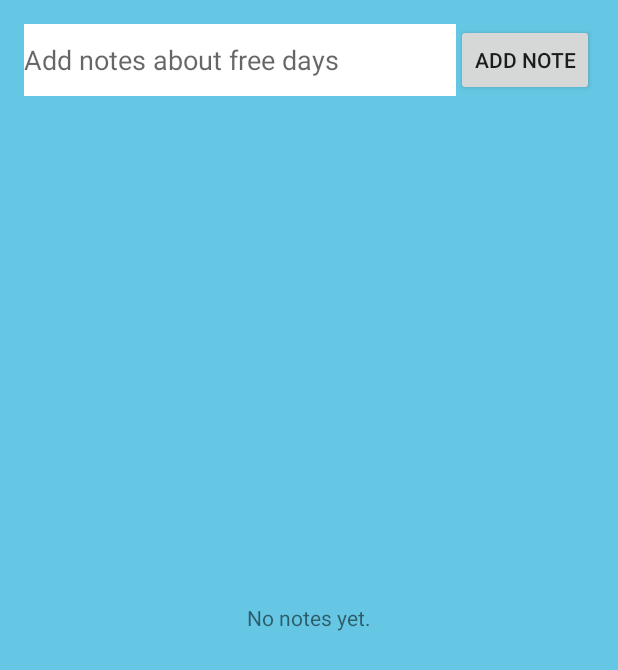
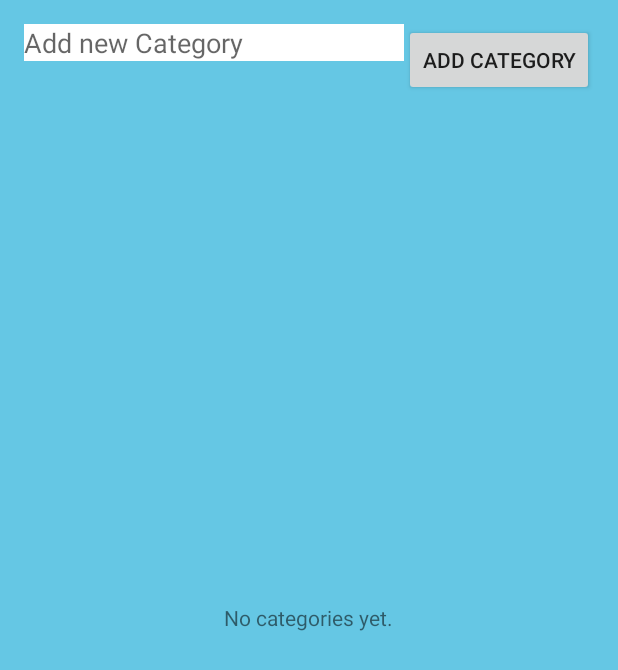
Before and after one commit to nifferdil/Free-Days, an Android app: the NoteActivity screen opened directly, with no data from a screen before it, on a phone screen of 412 x 824 dp. Shown: the top 670 px of the screen. Run offline under Robolectric (Android 15) with nearby library versions, the phone set to English and light mode, and no system bars; libraries missing offline, so code that uses them is left out: com.activeandroid, com.activeandroid.annotation, com.activeandroid.query; 3 statements that could not run were skipped.

Commit message:
Add categories and notes

```diff
--- a/app/src/main/java/UI/CategoryActivity.java
+++ b/app/src/main/java/UI/CategoryActivity.java
@@ -18,10 +18,10 @@ import models.User;
 public class CategoryActivity extends ListActivity {
 
     private Category mCategory;
+    private ArrayList<Note> mNotes;
     private Button mNewNoteButton;
+    private EditText mNewNoteText;
     private User mUser;
-    private EditText mNewNoteText;
-    private ArrayList<Note> mNotes;
 //    private ArrayAdapter<String> mAdapter;
     private NoteAdapter mAdapter;
 
@@ -59,6 +59,7 @@ public class CategoryActivity extends ListActivity {
         String content =  mNewNoteText.getText().toString();
         Note newNote = new Note(content, mCategory);
         newNote.save();
+        mNotes.add(newNote);
         mAdapter.notifyDataSetChanged();
     }
 }
--- a/app/src/main/java/UI/NoteActivity.java
+++ b/app/src/main/java/UI/NoteActivity.java
@@ -6,6 +6,7 @@ import android.content.Intent;
 import android.content.SharedPreferences;
 import android.os.Bundle;
 import android.view.View;
+import android.widget.ArrayAdapter;
 import android.widget.Button;
 import android.widget.EditText;
 import android.widget.ListView;
@@ -23,10 +24,11 @@ public class NoteActivity extends ListActivity {
     public static String TAG = MainActivity.class.getSimpleName();
 
     private SharedPreferences mPreferences;
+    private ArrayList<String> mCategories;
     private Button mNewCategoryButton;
+    private EditText mNewCategoryText;
+    private ArrayAdapter<String> mAdapter;
     private User mUser;
-    private EditText mNewCategoryText;
-    private ArrayList<String> mCategories;
     private ArrayList<Note> mNotes;
 
 
@@ -35,15 +37,21 @@ public class NoteActivity extends ListActivity {
         super.onCreate(savedInstanceState);
         setContentView(R.layout.activity_note);
 
+        Note newNote = new Note();
+        newNote.save();
+
         mPreferences = getApplicationContext().getSharedPreferences("freedays", Context.MODE_PRIVATE);
 
         mNewCategoryButton = (Button) findViewById(R.id.newCategoryButton);
-        mNewCategoryText = (EditText) findViewById(R.id.newCategoryText);
+        mNewCategoryText = (EditText) findViewById(R.id.newNoteText);
 
         mCategories = new ArrayList<String>();
         for ( Category category : Category.all() ) {
             mCategories.add(category.getName());
         }
+
+        mAdapter = new ArrayAdapter<String>(this, android.R.layout.simple_list_item_1, mCategories);
+        setListAdapter(mAdapter);
 
         mNewCategoryButton.setOnClickListener(new View.OnClickListener() {
             @Override
@@ -67,6 +75,7 @@ public class NoteActivity extends ListActivity {
         Category newCategory = new Category(name);
         newCategory.save();
         mCategories.add(name);
+        mAdapter.notifyDataSetChanged();
         mNewCategoryText.setText("");
     }
 }
--- a/app/src/main/res/layout/activity_note.xml
+++ b/app/src/main/res/layout/activity_note.xml
@@ -14,19 +14,18 @@
         android:layout_height="wrap_content"
         android:id="@+id/newNoteText"
         android:layout_alignParentTop="true"
-        android:hint="Add notes about free days"
-        android:layout_toLeftOf="@+id/newNoteButton"
+        android:hint="Add new Category"
+        android:layout_toLeftOf="@+id/newCategoryButton"
         android:layout_alignParentLeft="true"
         android:layout_alignParentStart="true"
-        android:background="@android:color/white"
-        android:layout_alignBottom="@+id/newNoteButton" />
+        android:background="@android:color/white" />
 
     <Button
         style="?android:attr/buttonStyleSmall"
         android:layout_width="wrap_content"
         android:layout_height="wrap_content"
-        android:text="Add Note"
-        android:id="@+id/newNoteButton"
+        android:text="Add Category"
+        android:id="@+id/newCategoryButton"
         android:layout_alignParentTop="true"
         android:layout_alignParentRight="true"
         android:layout_alignParentEnd="true"/>
@@ -35,14 +34,14 @@
         android:layout_width="wrap_content"
         android:layout_height="wrap_content"
         android:id="@android:id/list"
-        android:layout_below="@+id/newNoteButton"
+        android:layout_below="@+id/newCategoryButton"
         android:layout_alignParentLeft="true"
         android:layout_alignParentStart="true"/>
 
     <TextView
         android:layout_width="wrap_content"
         android:layout_height="wrap_content"
-        android:text="No notes yet."
+        android:text="No categories yet."
         android:id="@android:id/empty"
         android:layout_centerVertical="true"
         android:layout_centerHorizontal="true"/>
```
Also changed, not shown: app/src/main/res/layout/activity_category.xml (+6 -7 lines).
